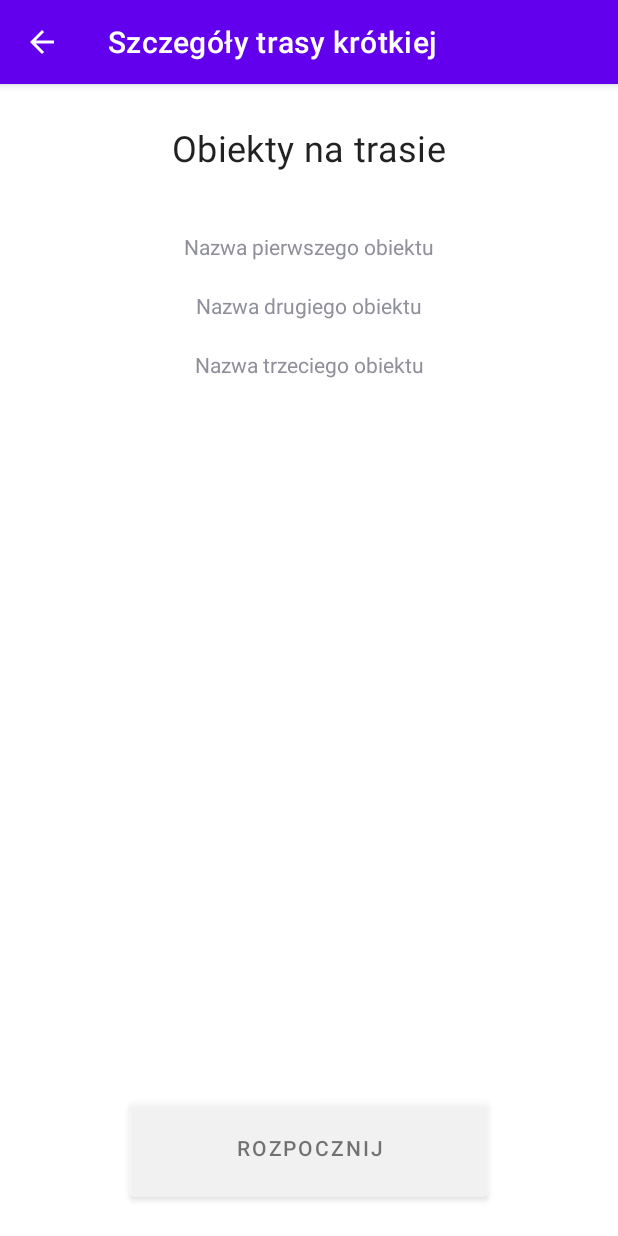
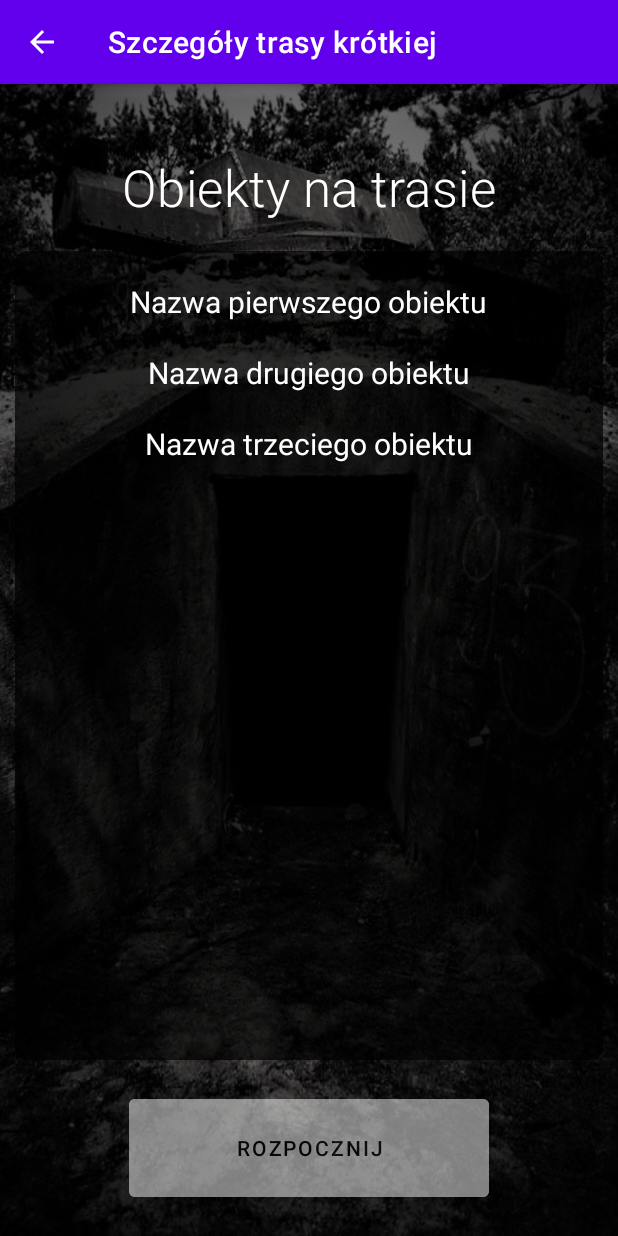
Before and after one commit to k-ola/PI, an Android app: the ShortDetailsActivity screen opened directly, with no data from a screen before it, on a phone screen of 412 x 824 dp. Run offline under Robolectric (Android 15) with nearby library versions, the phone set to English and light mode, and no system bars.

Commit message:
all pois clickable. poi details shown with image and description. All views edited.

```diff
--- a/app/src/main/java/com/example/wbunkry/adapters/PoiAdapter.kt
+++ b/app/src/main/java/com/example/wbunkry/adapters/PoiAdapter.kt
@@ -1,6 +1,7 @@
 package com.example.wbunkry.adapters
 
 import android.content.Context
+import android.graphics.Color
 import android.graphics.ColorSpace
 import android.view.LayoutInflater
 import android.view.View
@@ -36,7 +37,8 @@ class PoiAdapter(private var context: Context, private val listener: OnItemClick
     override fun onBindViewHolder(holder: PoiViewHolder, position: Int) {
         val namePoi = holder.itemView.findViewById<TextView>(R.id.poiName)
         namePoi.text=(ShortPathDB.poiList[position].name)
-
+        namePoi.setTextColor(Color.parseColor("#FFFFFF"));
+        namePoi.setTextSize(20F)
     }
 
 
--- a/app/src/main/java/com/example/wbunkry/database/ShortPathDB.kt
+++ b/app/src/main/java/com/example/wbunkry/database/ShortPathDB.kt
@@ -5,7 +5,12 @@ import android.graphics.Point
 object ShortPathDB {
 
     val poiList: ArrayList<Pois> = arrayListOf<Pois>(
-        Pois("ma27.png","Nazwa pierwszego obiektu","59.888888","18.656989","ddesc desc desc desc"),
+        Pois("ma27.png","Nazwa pierwszego obiektu","59.888888","18.656989","Lorem ipsum dolor sit amet, consectetur adipiscing elit. Nulla at ex vel diam aliquam ultrices. Pellentesque elit metus, dignissim at vestibulum id, egestas ut velit. Duis enim nunc, dictum eget consectetur sit amet, mollis in nisl. Suspendisse sollicitudin urna vel diam dictum, scelerisque condimentum ante interdum. Donec ut rutrum mi. Maecenas tincidunt tempus felis vel rutrum. Nulla quis erat ultricies, eleifend nisl eu, rhoncus diam. Lorem ipsum dolor sit amet, consectetur adipiscing elit. Aliquam erat volutpat. Pellentesque sed ligula tortor. Etiam ipsum ex, consequat sed risus id, volutpat ullamcorper enim.\n" +
+                "\n" +
+                "Lorem ipsum dolor sit amet, consectetur adipiscing elit. Nulla at ex vel diam aliquam ultrices. Pellentesque elit metus, dignissim at vestibulum id, egestas ut velit. Duis enim nunc, dictum eget consectetur sit amet, mollis in nisl. Suspendisse sollicitudin urna vel diam dictum, scelerisque condimentum ante interdum. Donec ut rutrum mi. Maecenas tincidunt tempus felis vel rutrum. Nulla quis erat ultricies, eleifend nisl eu, rhoncus diam. Lorem ipsum dolor sit amet, consectetur adipiscing elit. Aliquam erat volutpat. Pellentesque sed ligula tortor. Etiam ipsum ex, consequat sed risus id, volutpat ullamcorper enim.\n" +
+                "Sed sem purus, vestibulum ac libero quis, vulputate sagittis arcu. Duis consequat auctor odio vestibulum efficitur. Aenean eget rhoncus ante. Lorem ipsum dolor sit amet, consectetur adipiscing elit. Vestibulum ante ipsum primis in faucibus orci luctus et ultrices posuere cubilia curae; Vestibulum congue nulla id est dignissim sollicitudin. Praesent dui neque, tincidunt eu molestie vitae, scelerisque eu nibh. Vestibulum cursus lectus ut nulla commodo, vel congue erat luctus. Vestibulum convallis sagittis laoreet. Donec dictum sagittis ullamcorper. Cras sit amet dictum nibh, non fringilla nunc. Sed aliquet iaculis sem, in tempor quam facilisis nec.\n" +
+                "\n" +
+                "Donec ac maximus tortor, nec vulputate augue. Donec at blandit dui. Integer id nibh ornare turpis laoreet condimentum. Nullam mattis eleifend ultricies. Aliquam erat volutpat. Nunc non leo sed risus sagittis dignissim. Vivamus blandit magna arcu, eget rhoncus felis elementum malesuada. Sed facilisis ex et efficitur aliquam. Mauris tortor sem, tincidunt sed diam mollis, pharetra efficitur nisl. Nulla luctus sapien metus, non molestie nulla ullamcorper et. Sed quis quam a sapien elementum bibendum. Fusce eleifend commodo neque, blandit ultricies dolor tincidunt eget. Aliquam eleifend ornare tellus quis blandit.\n"),
         Pois("tlo.jpg","Nazwa drugiego obiektu","59.786700","18.569856","desc2"),
         Pois("tlo1b.jpg","Nazwa trzeciego obiektu","58.888901", "18.482521","desc3")
 
--- /dev/null
+++ b/app/src/main/res/drawable/background.xml
@@ -0,0 +1,7 @@
+<shape  xmlns:android="http://schemas.android.com/apk/res/android" android:shape="rectangle">
+    <solid android:color="#B4000000"/>
+    <corners android:bottomRightRadius="8dp"
+        android:bottomLeftRadius="8dp"
+        android:topRightRadius="8dp"
+        android:topLeftRadius="8dp"/>
+</shape>
--- a/app/src/main/res/layout/activity_history.xml
+++ b/app/src/main/res/layout/activity_history.xml
@@ -29,7 +29,8 @@
         android:textAppearance="@style/TextAppearance.MaterialComponents.Subtitle1"
         android:textAlignment="center"
         android:textColor="@android:color/white"
-        android:textSize="34dp"
+        android:fontFamily="sans-serif-light"
+        android:textSize="34sp"
         app:layout_constraintBottom_toTopOf="@+id/scrlView"
         app:layout_constraintEnd_toEndOf="parent"
         app:layout_constraintStart_toStartOf="parent"
@@ -55,8 +56,7 @@
 
             android:layout_marginBottom="@dimen/cardview_compat_inset_shadow"
             android:lineSpacingExtra="8sp"
-            android:background="@color/black"
-            android:alpha="0.7"
+            android:background="@drawable/background"
             android:paddingLeft="20dp"
             android:paddingRight="20dp"
             android:paddingTop="20dp"
--- a/app/src/main/res/layout/activity_pathways.xml
+++ b/app/src/main/res/layout/activity_pathways.xml
@@ -85,7 +85,8 @@
         android:textAppearance="@style/TextAppearance.MaterialComponents.Subtitle1"
         android:textAlignment="center"
         android:textColor="@android:color/white"
-        android:textSize="34dp"
+        android:fontFamily="sans-serif-light"
+        android:textSize="34sp"
         app:layout_constraintBottom_toTopOf="@+id/button7"
         app:layout_constraintEnd_toEndOf="parent"
         app:layout_constraintStart_toStartOf="parent"
--- a/app/src/main/res/layout/activity_short_details.xml
+++ b/app/src/main/res/layout/activity_short_details.xml
@@ -4,6 +4,7 @@
     xmlns:tools="http://schemas.android.com/tools"
     android:layout_width="match_parent"
     android:layout_height="match_parent"
+    android:background="@drawable/tlo1b"
     tools:context=".activities.ShortDetailsActivity"
     >
 
@@ -15,22 +16,31 @@
         android:layout_width="wrap_content"
         android:layout_height="wrap_content"
         android:layout_marginStart="20dp"
-        android:layout_marginTop="26dp"
+        android:layout_marginTop="46dp"
         android:layout_marginEnd="20dp"
         android:text="@string/poisOnTheWay_text"
         android:textAppearance="@style/TextAppearance.MaterialComponents.Subtitle1"
-        android:textSize="24sp"
+        android:fontFamily="sans-serif-light"
+        android:textSize="34sp"
         app:layout_constraintEnd_toEndOf="parent"
         app:layout_constraintStart_toStartOf="parent"
         app:layout_constraintTop_toTopOf="parent"
+        android:textColor="@color/white"
         android:visibility="visible"/>
+
+
+
+
 
     <androidx.recyclerview.widget.RecyclerView
         android:id="@+id/recView"
         android:layout_width="0dp"
         android:layout_height="0dp"
+        android:layout_marginLeft="10dp"
         android:layout_marginTop="20dp"
+        android:layout_marginRight="10dp"
         android:layout_marginBottom="20dp"
+        android:background="@drawable/background"
         app:layout_constraintBottom_toTopOf="@+id/navigate_button"
         app:layout_constraintEnd_toEndOf="parent"
         app:layout_constraintStart_toStartOf="parent"
--- a/app/src/main/res/layout/activity_short_map.xml
+++ b/app/src/main/res/layout/activity_short_map.xml
@@ -6,4 +6,4 @@
     android:name="com.google.android.gms.maps.SupportMapFragment"
     android:layout_width="match_parent"
     android:layout_height="match_parent"
-    tools:context="wbunkry.ShortMapActivity" />
+    tools:context="com.example.wbunkry.activities.ShortMapActivity" />
--- a/app/src/main/res/layout/activity_short_path.xml
+++ b/app/src/main/res/layout/activity_short_path.xml
@@ -4,7 +4,7 @@
     xmlns:tools="http://schemas.android.com/tools"
     android:layout_width="match_parent"
     android:layout_height="match_parent"
-    tools:context="wbunkry.ShortPathActivity">
+    tools:context="com.example.wbunkry.activities.ShortPathActivity">
 
     <fragment
         android:id="@id/map"
--- a/app/src/main/res/values/colors.xml
+++ b/app/src/main/res/values/colors.xml
@@ -7,4 +7,5 @@
     <color name="teal_700">#FF018786</color>
     <color name="black">#FF000000</color>
     <color name="white">#FFFFFFFF</color>
+    <color name="background_dark">#B4000000</color>
     </resources>
```
Also changed, not shown: app/src/main/res/layout/single_poi.xml (+27 -5 lines).
